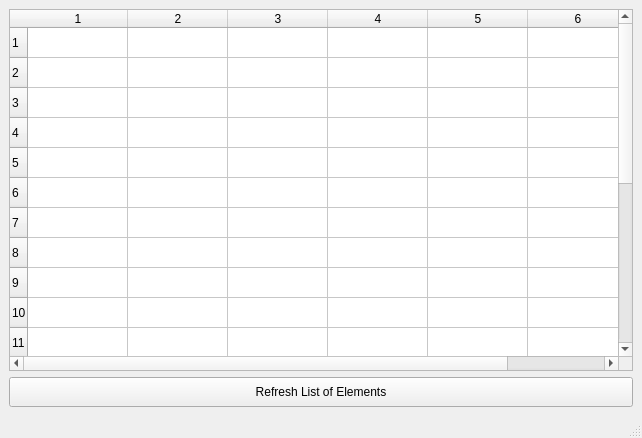
Before: the Qt Designer form forms/gridata.ui in PlaviAjvar/Economic-Dispatching, drawn with Qt 5.
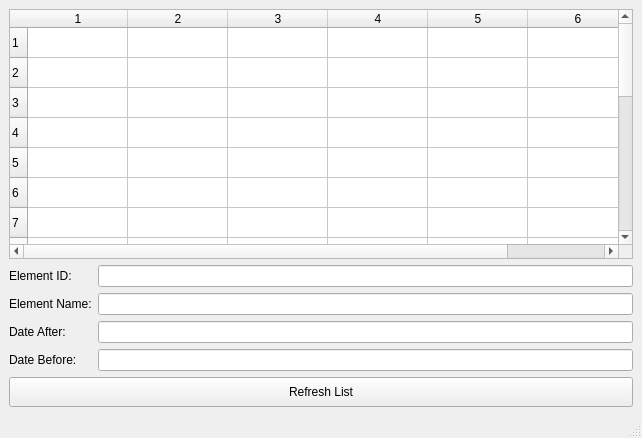
After: the same form once the commit is applied.

```diff
--- a/forms/gridata.ui
+++ b/forms/gridata.ui
@@ -51,6 +51,50 @@
       <column/>
      </widget>
     </item>
+    <item>
+     <layout class="QFormLayout" name="formLayout">
+      <item row="0" column="0">
+       <widget class="QLabel" name="elementIDLabel">
+        <property name="text">
+         <string>Element ID:</string>
+        </property>
+       </widget>
+      </item>
+      <item row="0" column="1">
+       <widget class="QLineEdit" name="elementIDLineEdit"/>
+      </item>
+      <item row="1" column="0">
+       <widget class="QLabel" name="elementNameLabel">
+        <property name="text">
+         <string>Element Name:</string>
+        </property>
+       </widget>
+      </item>
+      <item row="1" column="1">
+       <widget class="QLineEdit" name="elementNameLineEdit"/>
+      </item>
+      <item row="2" column="0">
+       <widget class="QLabel" name="dateAfterLabel">
+        <property name="text">
+         <string>Date After:</string>
+        </property>
+       </widget>
+      </item>
+      <item row="2" column="1">
+       <widget class="QLineEdit" name="dateAfterLineEdit"/>
+      </item>
+      <item row="3" column="0">
+       <widget class="QLabel" name="dateBeforeLabel">
+        <property name="text">
+         <string>Date Before:</string>
+        </property>
+       </widget>
+      </item>
+      <item row="3" column="1">
+       <widget class="QLineEdit" name="dateBeforeLineEdit"/>
+      </item>
+     </layout>
+    </item>
     <item>
      <widget class="QPushButton" name="refresh_btn">
       <property name="minimumSize">
@@ -66,7 +110,7 @@
        </size>
       </property>
       <property name="text">
-       <string>Refresh List of Elements</string>
+       <string>Refresh List</string>
       </property>
      </widget>
     </item>
```
